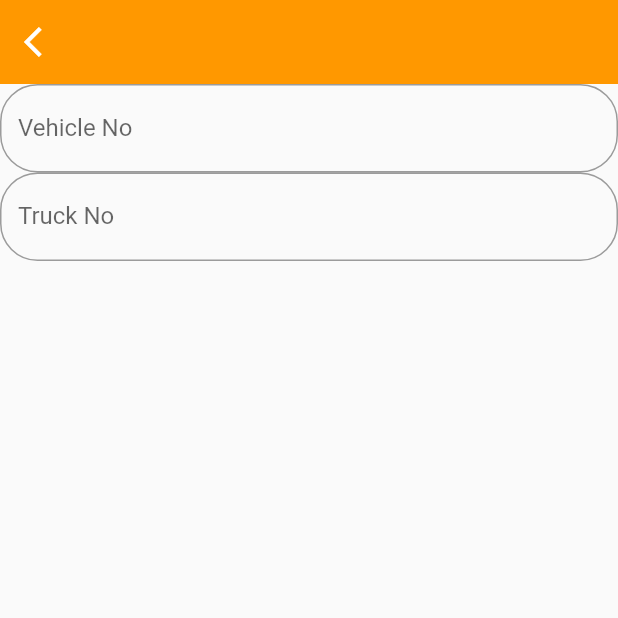
After one commit to harshraj32/ship-tracking, a Flutter app: the screen it shows once a user with an empty profile is signed in, after a tap on "Registration Screen", on a phone screen of 412 x 824 dp, the top half of it. The commit adds this screen. Run offline on Flutter 3.47's test engine with Material 2 defaults, Android fonts, the phone set to English and light mode, and no system bars; our stand-ins replace cloud_firestore, firebase_auth, flutter_svg, fluttertoast; accounts and stored records are empty; network calls fail.

Commit message:
registration-form added

```diff
--- a/truck/lib/main.dart
+++ b/truck/lib/main.dart
@@ -1,6 +1,7 @@
 import 'package:firebase_auth/firebase_auth.dart';
 import 'package:flutter/material.dart';
 import 'package:truck/screens/homeScreen.dart';
+import 'package:truck/screens/registration_screen.dart';
 import 'package:truck/services/auth_services.dart';
 import './screens/loginScreen.dart';
 
@@ -50,6 +51,7 @@ class MyApp extends StatelessWidget with WidgetsBindingObserver {
       home: screen(),
       routes: {
         HomeScreen.routeName: (ctx) => HomeScreen(),
+        RegistrationScreen.routeName: (ctx) => RegistrationScreen(),
       },
     );
   }
--- a/truck/lib/screens/homeScreen.dart
+++ b/truck/lib/screens/homeScreen.dart
@@ -210,6 +210,12 @@ class _HomeScreenState extends State<HomeScreen> {
                 ),
               ),
             ),
+            FlatButton(
+              onPressed: () {
+                Navigator.of(context).pushNamed("/registrationScreen");
+              },
+              child: Text("Registration Screen"),
+            ),
           ]),
         ),
       ),
--- /dev/null
+++ b/truck/lib/screens/registration_screen.dart
@@ -0,0 +1,101 @@
+import 'package:flutter/material.dart';
+
+class RegistrationScreen extends StatefulWidget {
+  static const routeName = "/registrationScreen";
+  @override
+  _RegistrationScreenState createState() => _RegistrationScreenState();
+}
+
+class _RegistrationScreenState extends State<RegistrationScreen> {
+  final _formKey = GlobalKey<FormState>();
+
+  @override
+  Widget build(BuildContext context) {
+    return Scaffold(
+      appBar: AppBar(
+        elevation: 0.0,
+        leading: IconButton(
+          icon: Icon(
+            Icons.arrow_back_ios,
+          ),
+          color: Colors.white,
+          onPressed: () {
+            Navigator.pop(context);
+          },
+        ),
+      ),
+      body: SingleChildScrollView(
+        child: Form(
+          key: _formKey,
+          child: Column(children: <Widget>[
+            TextFormField(
+              key: ValueKey('VehicleNo'),
+              decoration: InputDecoration(
+                labelText: "Vehicle No",
+                fillColor: Colors.white,
+                border: new OutlineInputBorder(
+                  borderRadius: new BorderRadius.circular(25.0),
+                  borderSide: new BorderSide(),
+                ),
+              ),
+              onSaved: (value) {},
+              validator: (value) {
+                if (value.isEmpty) {
+                  return "Vehicle number cann\'t be empty";
+                }
+                return null;
+              },
+            ),
+            TextFormField(
+              key: ValueKey('TruckNo'),
+              decoration: InputDecoration(
+                labelText: "Truck No",
+                fillColor: Colors.white,
+                border: new OutlineInputBorder(
+                  borderRadius: new BorderRadius.circular(25.0),
+                  borderSide: new BorderSide(),
+                ),
+              ),
+              onSaved: (value) {
+                // _truckNo = value;
+              },
+              validator: (value) {
+                if (value.isEmpty) {
+                  return "Truck Number cann\'t be empty";
+                }
+                return null;
+              },
+            ),
+            SizedBox(
+              height: 12,
+            ),
+            // Container(
+            //   padding: EdgeInsets.all(16),
+            //   child: Center(
+            //     child: SizedBox(
+            //       width: MediaQuery.of(context).size.width * 0.85,
+            //       child: RaisedButton(
+            //         color: Theme.of(context).primaryColor,
+            //         shape: RoundedRectangleBorder(
+            //             borderRadius: BorderRadius.circular(10.0)),
+            //         child: Text(
+            //           "SUBMIT",
+            //           style: TextStyle(
+            //               color: Colors.white,
+            //               fontSize: 18.0,
+            //               fontWeight: FontWeight.bold),
+            //         ),
+            //         onPressed: () {
+            //           // _trySubmit();
+            //         },
+            //         padding: EdgeInsets.all(16.0),
+            //       ),
+            //     ),
+            //   ),
+            // ),
+          ]),
+        ),
+      ),
+    );
+  }
+}
```
